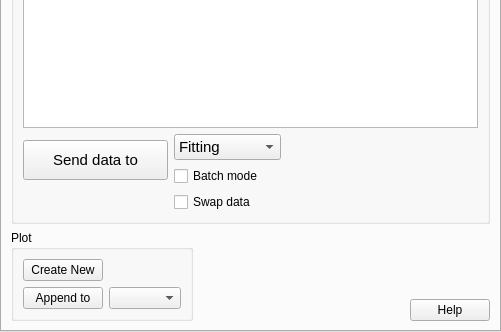
Qt form src/sas/qtgui/MainWindow/UI/DataExplorerUI.ui (SasView/sasview) before a commit; both pictures show x 0 to 501 and y 298 to 630 of the 501 by 630 pixel window.
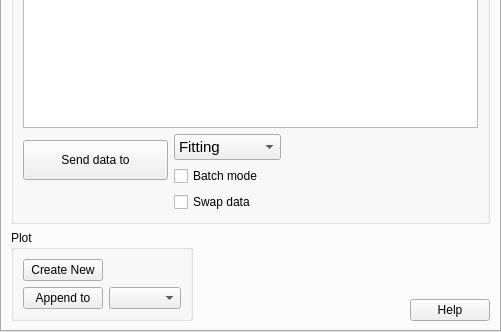
The same form after that commit. Icons and pictures are not drawn.

Commit message: Remove inline styles from the data explorer widget

The edit to the form file:
```diff
--- a/src/sas/qtgui/MainWindow/UI/DataExplorerUI.ui
+++ b/src/sas/qtgui/MainWindow/UI/DataExplorerUI.ui
@@ -198,20 +198,8 @@
              <height>50</height>
             </size>
            </property>
-           <property name="font">
-            <font>
-             <family>MS Shell Dlg 2</family>
-             <pointsize>11</pointsize>
-             <weight>50</weight>
-             <italic>false</italic>
-             <bold>false</bold>
-            </font>
-           </property>
            <property name="toolTip">
-            <string>&lt;html&gt;&lt;head/&gt;&lt;body&gt;&lt;p&gt;&lt;span style=&quot; font-size:8pt;&quot;&gt;Send data to perspective&lt;/span&gt;&lt;/p&gt;&lt;/body&gt;&lt;/html&gt;</string>
-           </property>
-           <property name="styleSheet">
-            <string notr="true">font: 11pt &quot;MS Shell Dlg 2&quot;;</string>
+            <string>Send data to perspective</string>
            </property>
            <property name="text">
             <string>Send data to</string>
```
Left out of the diff: 5 changed lines with no effect on the pictures.
